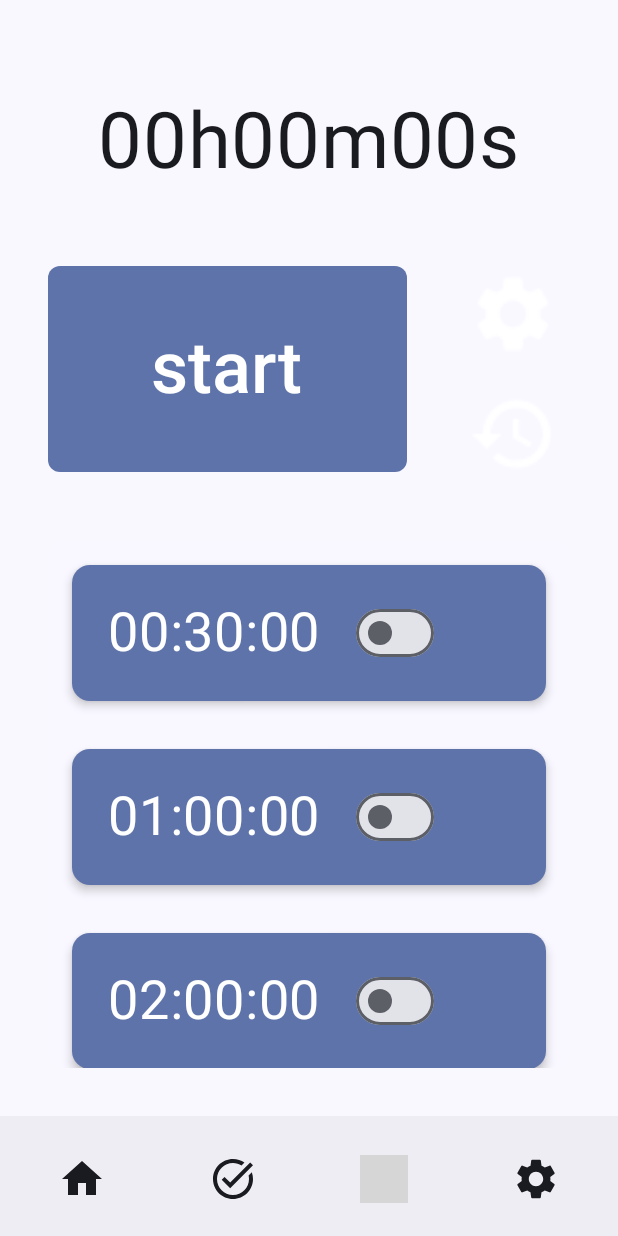
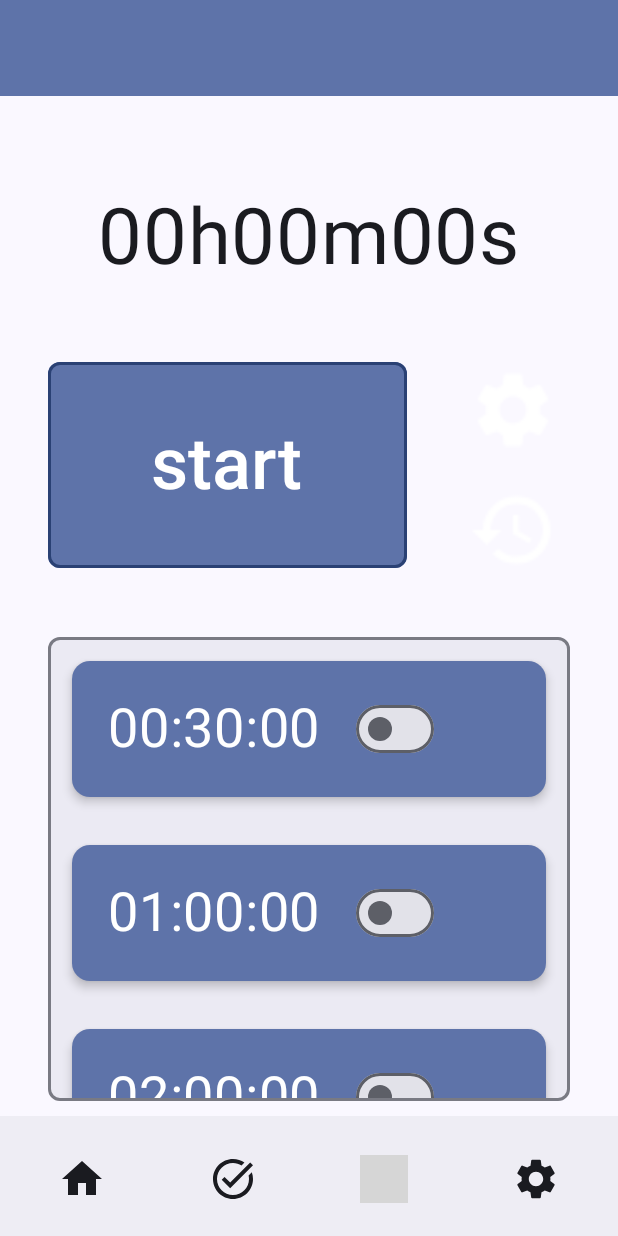
Before and after one commit to ryohamag/DoStudy-Android, an Android app built with Jetpack Compose: the MainScreen screen opened through its navigation route, on a phone screen of 412 x 824 dp. Run offline under Robolectric (Android 15) with nearby library versions, the phone set to English and light mode, and no system bars; our stand-ins replace AdMob, Dagger/Hilt's generated code, Room's generated code; Roboto replaces fonts that are not available here; 4 statements that could not run were skipped; grey boxes are pictures that could not be loaded.

Commit message:
配色を変更

```diff
--- a/app/src/main/java/com/websarva/wings/dostudy_android/view/MainScreen.kt
+++ b/app/src/main/java/com/websarva/wings/dostudy_android/view/MainScreen.kt
@@ -4,6 +4,7 @@ import android.media.MediaPlayer
 import android.content.Context
 import android.widget.Toast
 import androidx.compose.foundation.background
+import androidx.compose.foundation.border
 import androidx.compose.foundation.clickable
 import androidx.compose.foundation.isSystemInDarkTheme
 import androidx.compose.foundation.layout.Arrangement
@@ -25,10 +26,14 @@ import androidx.compose.material3.Button
 import androidx.compose.material3.ButtonColors
 import androidx.compose.material3.Card
 import androidx.compose.material3.CardDefaults
+import androidx.compose.material3.ExperimentalMaterial3Api
 import androidx.compose.material3.Icon
 import androidx.compose.material3.IconButton
 import androidx.compose.material3.MaterialTheme
+import androidx.compose.material3.Scaffold
 import androidx.compose.material3.Text
+import androidx.compose.material3.TopAppBar
+import androidx.compose.material3.TopAppBarDefaults.topAppBarColors
 import androidx.compose.runtime.Composable
 import androidx.compose.runtime.DisposableEffect
 import androidx.compose.runtime.LaunchedEffect
@@ -58,6 +63,7 @@ import com.websarva.wings.dostudy_android.viewmodel.MainViewModel
 import kotlinx.coroutines.delay
 
 //メイン画面
+@OptIn(ExperimentalMaterial3Api::class)
 @Composable
 fun MainScreen(
     navController: NavController,
@@ -188,7 +194,17 @@ fun MainScreen(
 //        listOf(Color(0xffcce6ff), Color(0xff66b3ff), Color(0xff0080ff)) // ライトモード向け
 //    }
 
-
+    Scaffold(
+        topBar = {
+            TopAppBar(
+                title = { AdBanner(modifier = Modifier.fillMaxWidth()) },
+                colors = topAppBarColors(
+                    containerColor = MaterialTheme.colorScheme.primaryContainer,
+                    titleContentColor = MaterialTheme.colorScheme.onPrimaryContainer
+                )
+            )
+        }
+    ) { innerPadding ->
         Column(
             horizontalAlignment = Alignment.CenterHorizontally,
             verticalArrangement = Arrangement.Center,
@@ -197,8 +213,8 @@ fun MainScreen(
                 .fillMaxWidth()
                 .background(color = MaterialTheme.colorScheme.background)
         ) {
-        //広告バナー
-        AdBanner(modifier = Modifier.fillMaxWidth())
+//            //広告バナー
+//            AdBanner(modifier = Modifier.fillMaxWidth())
 
             val seconds by vm.seconds.collectAsState() //経過時間を監視
             val selectedTimer by vm.selectedTimer.collectAsState() //選択されたタイマーを監視
@@ -260,7 +276,12 @@ fun MainScreen(
                         },
                         modifier = Modifier
                             .weight(5f)
-                        .padding(16.dp),
+                            .padding(16.dp)
+                            .border(
+                                width = 2.dp,
+                                color = MaterialTheme.colorScheme.primary, //ボタンの枠線の色
+                                shape = RoundedCornerShape(8.dp)
+                            ),
                         shape = RoundedCornerShape(8.dp),
                         colors = ButtonColors( //ボタンの色の設定
                             contentColor = MaterialTheme.colorScheme.onPrimaryContainer,
@@ -343,9 +364,14 @@ fun MainScreen(
 
                 Box(
                     modifier = Modifier
-                    .padding(start = 32.dp, end = 32.dp, top = 10.dp, bottom = 32.dp)
+                        .padding(start = 32.dp, end = 32.dp, top = 10.dp, bottom = 90.dp)
                         .background(
-                        color = MaterialTheme.colorScheme.surface.copy(alpha = 0.5f), // 白の半透明
+                            color = MaterialTheme.colorScheme.surfaceVariant.copy(alpha = 0.6f), // 白の半透明
+                            shape = RoundedCornerShape(8.dp)
+                        )
+                        .border(
+                            width = 2.dp,
+                            color = MaterialTheme.colorScheme.outlineVariant, // 枠線の色
                             shape = RoundedCornerShape(8.dp)
                         )
                         .fillMaxWidth()
@@ -401,3 +427,6 @@ fun MainScreen(
             }
         }
     }
+
+
+}
```
Lines whose indentation alone changed are shown as unchanged.
